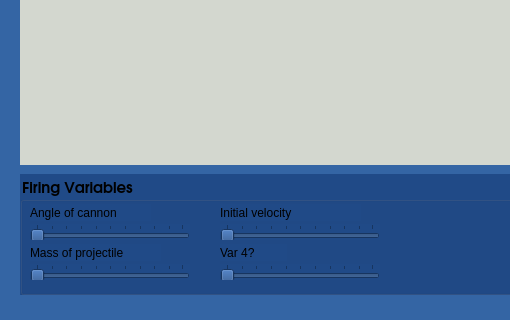
ChristopherDHanson/CannonBlaster, file EducationalApp/demowindow.ui: the form before one commit; both pictures show x 0 to 510 and y 252 to 572 of the 734 by 572 pixel window.
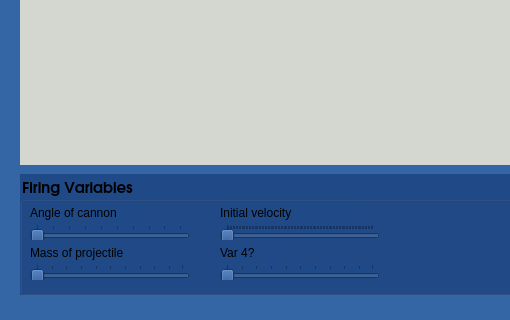
The form after the commit. Custom widgets are drawn as their Qt base class.

Commit message: added Slider funcionality

```diff
--- a/EducationalApp/demowindow.ui
+++ b/EducationalApp/demowindow.ui
@@ -70,6 +70,9 @@
        <height>16</height>
       </rect>
      </property>
+     <property name="maximum">
+      <number>91</number>
+     </property>
      <property name="orientation">
       <enum>Qt::Horizontal</enum>
      </property>
@@ -144,6 +147,9 @@
        <height>16</height>
       </rect>
      </property>
+     <property name="maximum">
+      <number>1000</number>
+     </property>
      <property name="orientation">
       <enum>Qt::Horizontal</enum>
      </property>
```
The commit also changes 3 other files.
